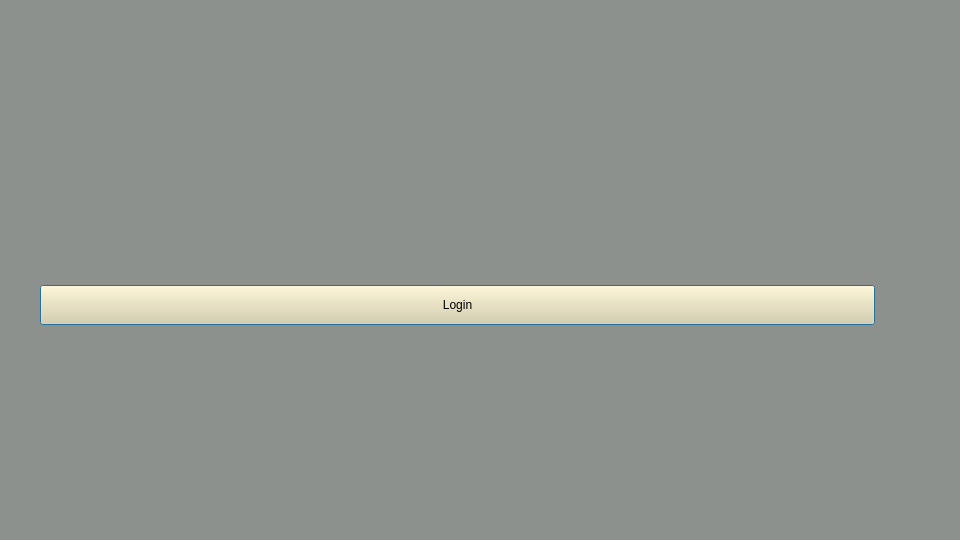
Above: login.ui from dark-anub1s/CyberVault before the change. Below: the same form after it.
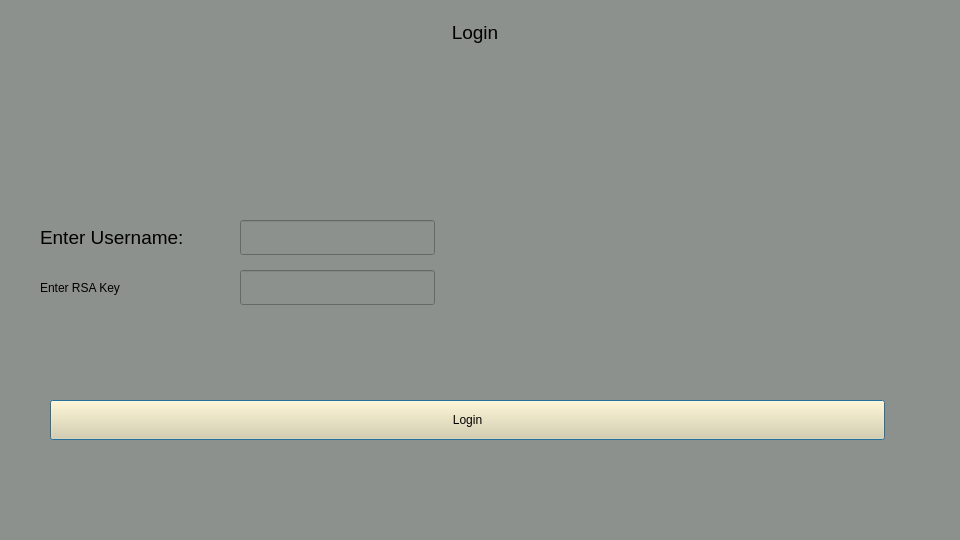
That is the form after the change.

Patch:
```diff
--- a/login.ui
+++ b/login.ui
@@ -37,8 +37,8 @@
   <widget class="QPushButton" name="login">
    <property name="geometry">
     <rect>
-     <x>40</x>
-     <y>285</y>
+     <x>50</x>
+     <y>400</y>
      <width>835</width>
      <height>40</height>
     </rect>
@@ -50,6 +50,80 @@
     <string>Login</string>
    </property>
   </widget>
+  <widget class="QLabel" name="label">
+   <property name="geometry">
+    <rect>
+     <x>325</x>
+     <y>10</y>
+     <width>300</width>
+     <height>45</height>
+    </rect>
+   </property>
+   <property name="font">
+    <font>
+     <family>Arial</family>
+     <pointsize>14</pointsize>
+    </font>
+   </property>
+   <property name="text">
+    <string>Login</string>
+   </property>
+   <property name="alignment">
+    <set>Qt::AlignCenter</set>
+   </property>
+  </widget>
+  <widget class="QLabel" name="label_2">
+   <property name="geometry">
+    <rect>
+     <x>40</x>
+     <y>220</y>
+     <width>195</width>
+     <height>35</height>
+    </rect>
+   </property>
+   <property name="font">
+    <font>
+     <family>Arial</family>
+     <pointsize>14</pointsize>
+    </font>
+   </property>
+   <property name="text">
+    <string>Enter Username: </string>
+   </property>
+  </widget>
+  <widget class="QLineEdit" name="lineEdit">
+   <property name="geometry">
+    <rect>
+     <x>240</x>
+     <y>220</y>
+     <width>195</width>
+     <height>35</height>
+    </rect>
+   </property>
+  </widget>
+  <widget class="QLabel" name="label_3">
+   <property name="geometry">
+    <rect>
+     <x>40</x>
+     <y>270</y>
+     <width>195</width>
+     <height>35</height>
+    </rect>
+   </property>
+   <property name="text">
+    <string>Enter RSA Key</string>
+   </property>
+  </widget>
+  <widget class="QLineEdit" name="lineEdit_2">
+   <property name="geometry">
+    <rect>
+     <x>240</x>
+     <y>270</y>
+     <width>195</width>
+     <height>35</height>
+    </rect>
+   </property>
+  </widget>
  </widget>
  <resources/>
  <connections/>
```
